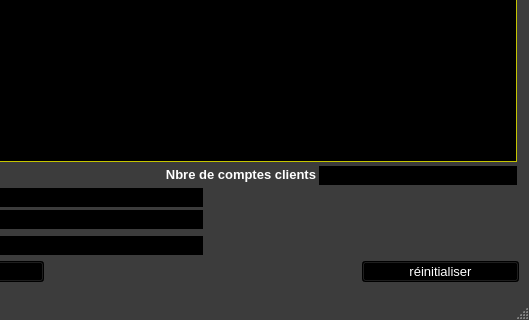
Qt form ui/yeroth-erp-clients-window.ui (xnoumbissinoundou/yeroth-erp-3.0) before a commit; both pictures show x 271 to 800 and y 280 to 600 of the 800 by 600 pixel window.
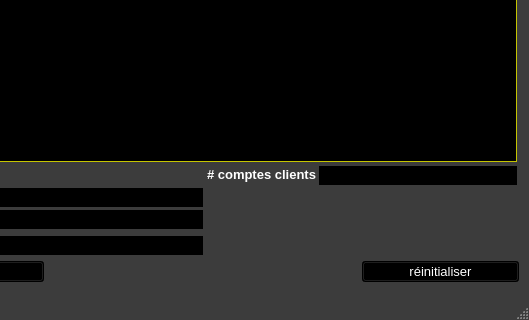
The same form after that commit. Icons and pictures are not drawn. Custom widgets are drawn as their Qt base class.

Commit message: On branch master 	modified:   src/widgets/table-view/yeroth-erp-marchandises-table-view.cpp 	modified:   src/widgets/table-view/yeroth-erp-marchandises-table-view.hpp 	modified:   src/windows/yeroth-erp-marchandises-window.cpp 	modified:   src/windows/yeroth-erp-marchandises-window.hpp 	modified:   ui/yeroth-erp-achats-window.ui 	modified:   ui/yeroth-erp-clients-window.ui 	modified:   ui/yeroth-erp-marchandises-window.ui 	modified:   ui/yeroth-erp-paiements-window.ui 	modified:   ui/yeroth-erp-stocks-window.ui 	modified:   ui/yeroth-erp-ventes-window.ui

What changed in the file:
```diff
--- a/ui/yeroth-erp-clients-window.ui
+++ b/ui/yeroth-erp-clients-window.ui
@@ -5993,7 +5993,7 @@
      </font>
     </property>
     <property name="text">
-     <string>Nbre de comptes clients</string>
+     <string># comptes clients</string>
     </property>
     <property name="alignment">
      <set>Qt::AlignRight|Qt::AlignTrailing|Qt::AlignVCenter</set>
```
The commit also changes 9 other files.
